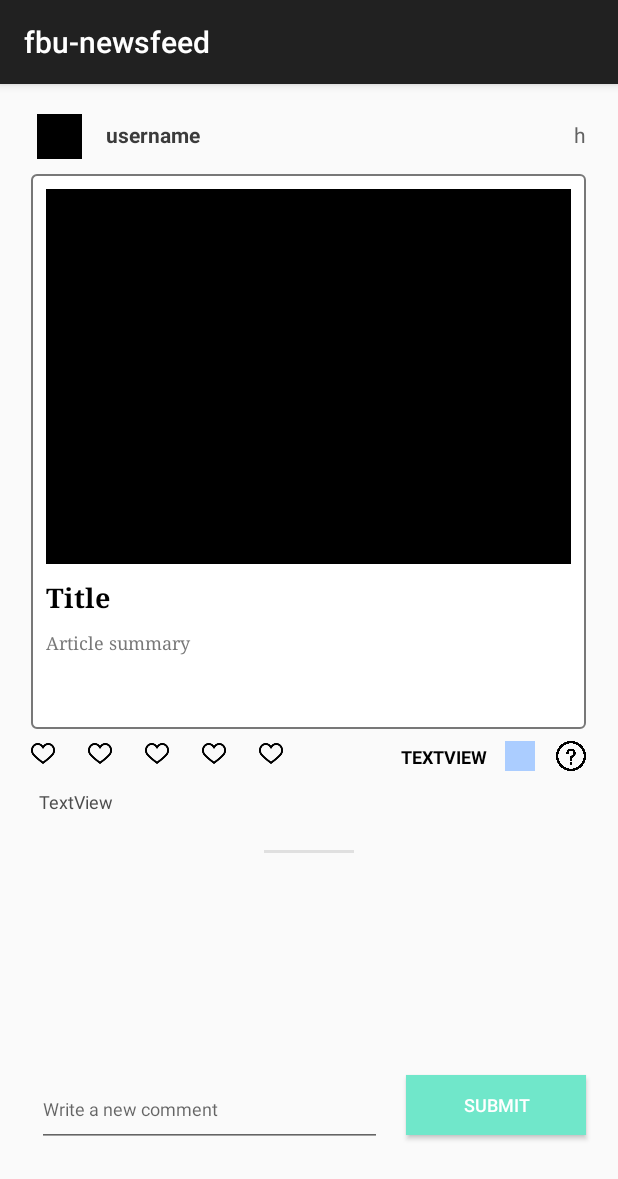
After one commit to emilyreynolds89/discours, an Android app: the DetailActivity screen opened directly, with no data from a screen before it, on a phone screen of 412 x 824 dp. The commit adds this screen. Shown: the top 1179 px of the screen. Run offline under Robolectric (Android 15) with nearby library versions, the phone set to English and light mode, and no system bars.

Commit message:
Detail activity xml complete

```diff
--- a/app/src/main/AndroidManifest.xml
+++ b/app/src/main/AndroidManifest.xml
@@ -13,9 +13,11 @@
         android:roundIcon="@mipmap/ic_launcher_round"
         android:supportsRtl="true"
         android:theme="@style/AppTheme">
+        <activity android:name=".DetailActivity"></activity>
         <activity android:name=".LoginActivity">
             <intent-filter>
                 <action android:name="android.intent.action.MAIN" />
+
                 <category android:name="android.intent.category.LAUNCHER" />
             </intent-filter>
         </activity>
--- /dev/null
+++ b/app/src/main/java/com/codepath/fbu_newsfeed/DetailActivity.java
@@ -0,0 +1,14 @@
+package com.codepath.fbu_newsfeed;
+
+import android.os.Bundle;
+
+import androidx.appcompat.app.AppCompatActivity;
+
+public class DetailActivity extends AppCompatActivity {
+
+    @Override
+    protected void onCreate(Bundle savedInstanceState) {
+        super.onCreate(savedInstanceState);
+        setContentView(R.layout.activity_detail);
+    }
+}
--- /dev/null
+++ b/app/src/main/res/layout/activity_detail.xml
@@ -0,0 +1,283 @@
+<?xml version="1.0" encoding="utf-8"?>
+<androidx.constraintlayout.widget.ConstraintLayout xmlns:android="http://schemas.android.com/apk/res/android"
+    xmlns:app="http://schemas.android.com/apk/res-auto"
+    xmlns:tools="http://schemas.android.com/tools"
+    android:layout_width="match_parent"
+    android:layout_height="match_parent"
+    tools:context=".DetailActivity">
+
+    <ImageView
+        android:id="@+id/ivProfileImage"
+        android:layout_width="30dp"
+        android:layout_height="30dp"
+        android:layout_marginLeft="4dp"
+        android:layout_marginTop="20dp"
+        android:adjustViewBounds="false"
+        app:layout_constraintStart_toStartOf="@+id/viewArticle"
+        app:layout_constraintTop_toTopOf="parent"
+        app:srcCompat="@android:color/black" />
+
+    <TextView
+        android:id="@+id/tvUsername"
+        android:layout_width="wrap_content"
+        android:layout_height="20dp"
+        android:layout_marginStart="16dp"
+        android:layout_marginLeft="16dp"
+        android:layout_marginTop="24dp"
+        android:text="username"
+        android:textColor="#3B3B3B"
+        android:textSize="14sp"
+        android:textStyle="bold"
+        app:layout_constraintStart_toEndOf="@+id/ivProfileImage"
+        app:layout_constraintTop_toTopOf="parent" />
+
+    <TextView
+        android:id="@+id/tvTimeStamp"
+        android:layout_width="60dp"
+        android:layout_height="20dp"
+        android:layout_marginStart="8dp"
+        android:layout_marginLeft="8dp"
+        android:layout_marginTop="24dp"
+        android:layout_marginRight="4dp"
+        android:gravity="right|center_vertical"
+        android:text="h"
+        android:textColor="#626262"
+        app:layout_constraintEnd_toEndOf="@+id/viewArticle"
+        app:layout_constraintHorizontal_bias="1.0"
+        app:layout_constraintStart_toEndOf="@+id/tvUsername"
+        app:layout_constraintTop_toTopOf="parent" />
+
+    <view
+        android:id="@+id/viewArticle"
+        class="androidx.constraintlayout.widget.ConstraintLayout"
+        id="@+id/view"
+        android:layout_width="370dp"
+        android:layout_height="370dp"
+        android:layout_marginTop="16dp"
+        android:background="@drawable/border"
+        app:layout_constraintEnd_toEndOf="parent"
+        app:layout_constraintHorizontal_bias="0.49"
+        app:layout_constraintStart_toStartOf="parent"
+        app:layout_constraintTop_toBottomOf="@+id/tvUsername" />
+
+    <ImageView
+        android:id="@+id/ivArtcleImage"
+        android:layout_width="350dp"
+        android:layout_height="250dp"
+        android:layout_marginTop="10dp"
+        app:layout_constraintEnd_toEndOf="@+id/viewArticle"
+        app:layout_constraintStart_toStartOf="@+id/viewArticle"
+        app:layout_constraintTop_toTopOf="@+id/viewArticle"
+        app:srcCompat="@android:color/black" />
+
+    <TextView
+        android:id="@+id/tvArticleTitle"
+        android:layout_width="350dp"
+        android:layout_height="wrap_content"
+        android:layout_marginTop="10dp"
+        android:fontFamily="serif"
+        android:text="Title"
+        android:textColor="@color/colorHeadlineText"
+        android:textSize="18sp"
+        android:textStyle="bold"
+        app:layout_constraintEnd_toEndOf="@+id/ivArtcleImage"
+        app:layout_constraintStart_toStartOf="@+id/ivArtcleImage"
+        app:layout_constraintTop_toBottomOf="@+id/ivArtcleImage" />
+
+    <TextView
+        android:id="@+id/tvArticleSummary"
+        android:layout_width="350dp"
+        android:layout_height="wrap_content"
+        android:layout_marginTop="10dp"
+        android:fontFamily="serif"
+        android:text="Article summary"
+        android:textColor="@color/colorLightText"
+        android:textSize="12dp"
+        app:layout_constraintEnd_toEndOf="@+id/viewArticle"
+        app:layout_constraintStart_toStartOf="@+id/viewArticle"
+        app:layout_constraintTop_toBottomOf="@+id/tvArticleTitle" />
+
+    <ImageButton
+        android:id="@+id/ibReactionLike"
+        android:layout_width="16dp"
+        android:layout_height="16dp"
+        android:layout_marginTop="8dp"
+        android:background="#00FFFFFF"
+        android:scaleType="fitXY"
+        app:layout_constraintStart_toStartOf="@+id/viewArticle"
+        app:layout_constraintTop_toBottomOf="@+id/viewArticle"
+        app:srcCompat="@drawable/ufi_heart" />
+
+    <ImageButton
+        android:id="@+id/ibReactionDislike"
+        android:layout_width="16dp"
+        android:layout_height="16dp"
+        android:layout_marginStart="22dp"
+        android:layout_marginLeft="22dp"
+        android:layout_marginTop="8dp"
+        android:background="#00FFFFFF"
+        android:scaleType="fitXY"
+        app:layout_constraintStart_toEndOf="@+id/ibReactionLike"
+        app:layout_constraintTop_toBottomOf="@+id/viewArticle"
+        app:srcCompat="@drawable/ufi_heart" />
+
+    <ImageButton
+        android:id="@+id/ibReactionHappy"
+        android:layout_width="16dp"
+        android:layout_height="16dp"
+        android:layout_marginStart="22dp"
+        android:layout_marginLeft="22dp"
+        android:layout_marginTop="8dp"
+        android:background="#00FFFFFF"
+        android:scaleType="fitXY"
+        app:layout_constraintStart_toEndOf="@+id/ibReactionDislike"
+        app:layout_constraintTop_toBottomOf="@+id/viewArticle"
+        app:srcCompat="@drawable/ufi_heart" />
+
+    <ImageButton
+        android:id="@+id/ibReactionSad"
+        android:layout_width="16dp"
+        android:layout_height="16dp"
+        android:layout_marginStart="22dp"
+        android:layout_marginLeft="22dp"
+        android:layout_marginTop="8dp"
+        android:background="#00FFFFFF"
+        android:scaleType="fitXY"
+        app:layout_constraintStart_toEndOf="@+id/ibReactionHappy"
+        app:layout_constraintTop_toBottomOf="@+id/viewArticle"
+        app:srcCompat="@drawable/ufi_heart" />
+
+    <ImageButton
+        android:id="@+id/ibReactionAngry"
+        android:layout_width="16dp"
+        android:layout_height="16dp"
+        android:layout_marginStart="22dp"
+        android:layout_marginLeft="22dp"
+        android:layout_marginTop="8dp"
+        android:background="#00FFFFFF"
+        android:scaleType="fitXY"
+        app:layout_constraintStart_toEndOf="@+id/ibReactionSad"
+        app:layout_constraintTop_toBottomOf="@+id/viewArticle"
+        app:srcCompat="@drawable/ufi_heart" />
+
+    <TextView
+        android:id="@+id/tvFactRating"
+        android:layout_width="100dp"
+        android:layout_height="wrap_content"
+        android:layout_marginStart="36dp"
+        android:layout_marginLeft="36dp"
+        android:layout_marginTop="10dp"
+        android:gravity="right|center_vertical"
+        android:text="TextView"
+        android:textAllCaps="true"
+        android:textColor="@color/colorHeadlineText"
+        android:textSize="12dp"
+        android:textStyle="bold"
+        app:layout_constraintStart_toEndOf="@+id/ibReactionAngry"
+        app:layout_constraintTop_toBottomOf="@+id/viewArticle" />
+
+    <ImageView
+        android:id="@+id/ivBias"
+        android:layout_width="20dp"
+        android:layout_height="20dp"
+        android:layout_marginStart="12dp"
+        android:layout_marginLeft="12dp"
+        android:layout_marginTop="8dp"
+        app:layout_constraintStart_toEndOf="@+id/tvFactRating"
+        app:layout_constraintTop_toBottomOf="@+id/viewArticle"
+        app:srcCompat="@color/colorSlightlyLiberal" />
+
+    <ImageButton
+        android:id="@+id/ibInfomation"
+        android:layout_width="20dp"
+        android:layout_height="20dp"
+        android:layout_marginStart="12dp"
+        android:layout_marginLeft="12dp"
+        android:layout_marginTop="8dp"
+        android:background="#00FFFFFF"
+        android:scaleType="fitXY"
+        app:layout_constraintEnd_toEndOf="@+id/viewArticle"
+        app:layout_constraintHorizontal_bias="1.0"
+        app:layout_constraintStart_toEndOf="@+id/ivBias"
+        app:layout_constraintTop_toBottomOf="@+id/viewArticle"
+        app:srcCompat="@drawable/questionmark_icon" />
+
+    <TextView
+        android:id="@+id/tvCaption"
+        android:layout_width="360dp"
+        android:layout_height="wrap_content"
+        android:layout_marginTop="16dp"
+        android:text="TextView"
+        android:textAllCaps="false"
+        android:textColor="@color/colorBaseText"
+        android:textSize="12sp"
+        app:layout_constraintEnd_toEndOf="@+id/viewArticle"
+        app:layout_constraintStart_toStartOf="@+id/viewArticle"
+        app:layout_constraintTop_toBottomOf="@+id/ibReactionLike" />
+
+    <View
+        android:id="@+id/lineView"
+        android:layout_width="60dp"
+        android:layout_height="2dp"
+        android:layout_marginStart="8dp"
+        android:layout_marginLeft="8dp"
+        android:layout_marginTop="24dp"
+        android:layout_marginEnd="8dp"
+        android:layout_marginRight="8dp"
+        android:background="@color/colorModerate"
+        app:layout_constraintEnd_toEndOf="parent"
+        app:layout_constraintStart_toStartOf="parent"
+        app:layout_constraintTop_toBottomOf="@+id/tvCaption" />
+
+    <androidx.recyclerview.widget.RecyclerView
+        android:id="@+id/rvComments"
+        android:layout_width="357dp"
+        android:layout_height="114dp"
+        android:layout_marginStart="8dp"
+        android:layout_marginLeft="8dp"
+        android:layout_marginTop="24dp"
+        android:layout_marginEnd="8dp"
+        android:layout_marginRight="8dp"
+        app:layout_constraintEnd_toEndOf="parent"
+        app:layout_constraintStart_toStartOf="parent"
+        app:layout_constraintTop_toBottomOf="@+id/lineView" />
+
+    <EditText
+        android:id="@+id/etComment"
+        android:layout_width="230dp"
+        android:layout_height="50dp"
+        android:layout_marginStart="4dp"
+        android:layout_marginLeft="4dp"
+        android:layout_marginTop="8dp"
+        android:layout_marginBottom="8dp"
+        android:ems="10"
+        android:hint="Write a new comment"
+        android:inputType="textPersonName"
+        android:textSize="12sp"
+        app:layout_constraintBottom_toBottomOf="parent"
+        app:layout_constraintStart_toStartOf="@+id/viewArticle"
+        app:layout_constraintTop_toBottomOf="@+id/rvComments"
+        app:layout_constraintVertical_bias="0.0" />
+
+    <Button
+        android:id="@+id/btnSubmit"
+        android:layout_width="120dp"
+        android:layout_height="40dp"
+        android:layout_marginStart="8dp"
+        android:layout_marginLeft="8dp"
+        android:layout_marginTop="10dp"
+        android:layout_marginBottom="8dp"
+        android:background="@color/colorAccentBold"
+        android:fontFamily="sans-serif-medium"
+        android:text="Submit"
+        android:textColor="#FFFFFF"
+        android:textSize="12sp"
+        app:layout_constraintBottom_toBottomOf="parent"
+        app:layout_constraintEnd_toEndOf="@+id/viewArticle"
+        app:layout_constraintHorizontal_bias="1.0"
+        app:layout_constraintStart_toEndOf="@+id/etComment"
+        app:layout_constraintTop_toBottomOf="@+id/rvComments"
+        app:layout_constraintVertical_bias="0.0" />
+
+
+</androidx.constraintlayout.widget.ConstraintLayout>
--- a/app/src/main/res/values/colors.xml
+++ b/app/src/main/res/values/colors.xml
@@ -12,5 +12,5 @@
     <color name="colorAccentDark">#2BB79E</color>
     <color name="colorAccentBold">#70E7CA</color>
     <color name="colorAccentLight">#BEF8EA</color>
-    <color name="colorAccent">#D81B60</color>
+
 </resources>
```
